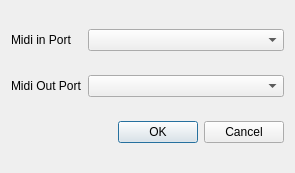
Old version of the form Firmware/VC-edit/vceditsettingsdialog.ui in the repository sixeight7/VController_v3.
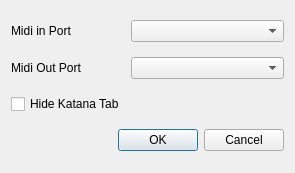
New version of the form.

```diff
--- a/Firmware/VC-edit/vceditsettingsdialog.ui
+++ b/Firmware/VC-edit/vceditsettingsdialog.ui
@@ -48,7 +48,7 @@
      </property>
     </widget>
    </item>
-   <item row="2" column="0" colspan="2">
+   <item row="3" column="0" colspan="2">
     <widget class="QDialogButtonBox" name="buttonBox">
      <property name="orientation">
       <enum>Qt::Horizontal</enum>
@@ -58,6 +58,13 @@
      </property>
     </widget>
    </item>
+   <item row="2" column="0">
+    <widget class="QCheckBox" name="hideKatanaTabCheckBox">
+     <property name="text">
+      <string>Hide Katana Tab</string>
+     </property>
+    </widget>
+   </item>
   </layout>
  </widget>
  <resources/>
```
Left out of the diff: 20 changed lines with no effect on the pictures.
